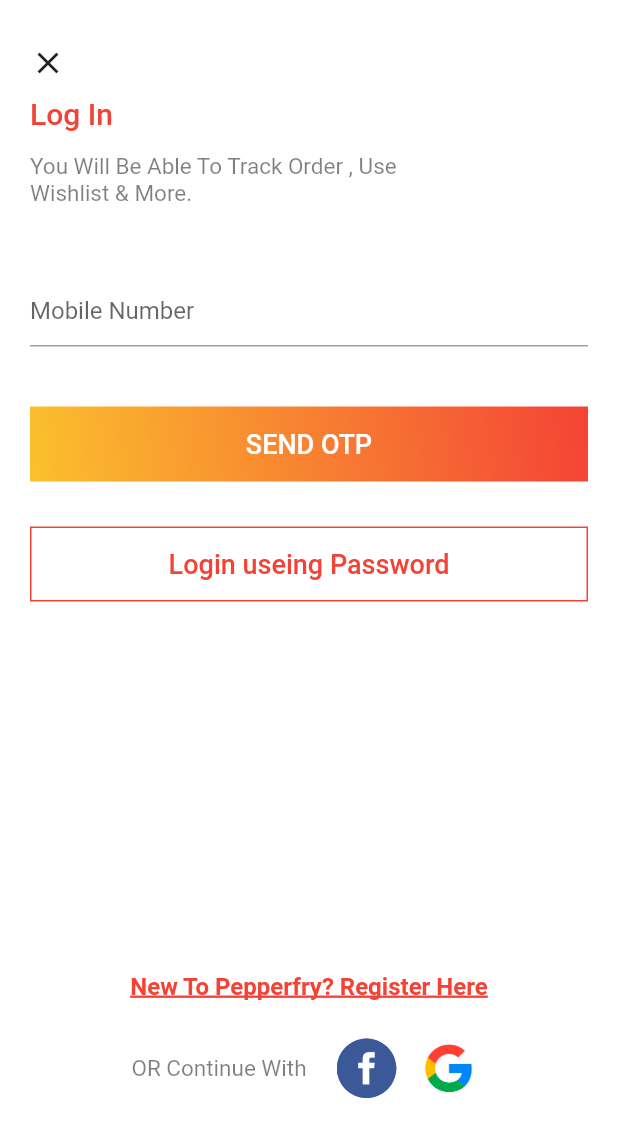
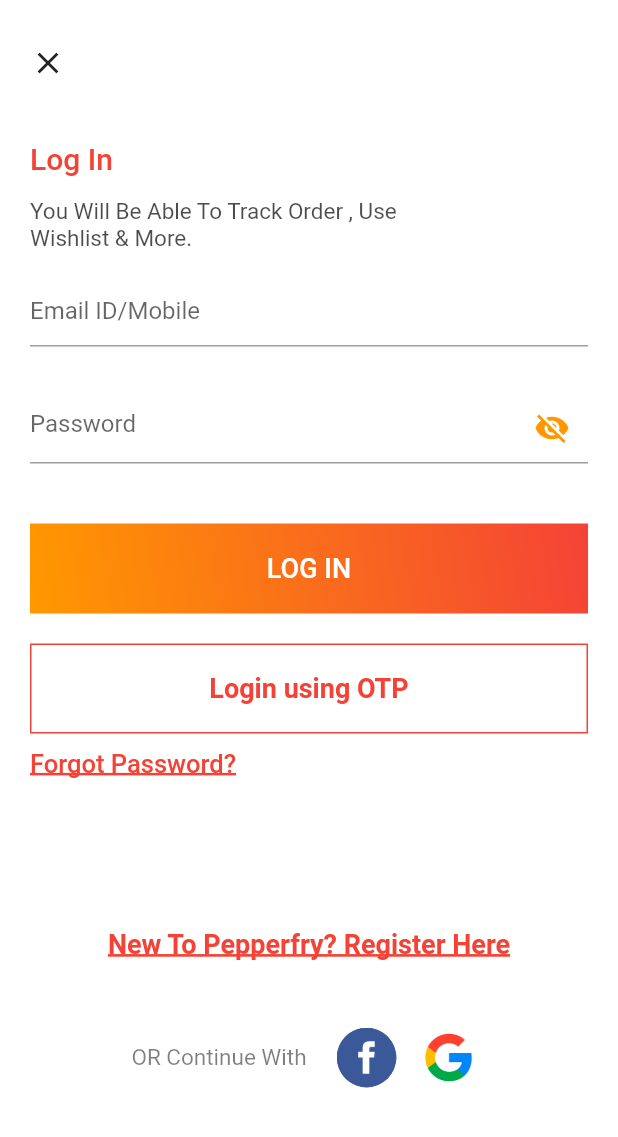
Before and after one commit to xaakib/pepperfry, a Flutter app: the screen it shows after launch, after a tap on "LOG IN", on a phone screen of 412 x 824 dp. Shown: the top 1137 px of the screen. Run offline on Flutter 3.47's test engine with Material 2 defaults, Android fonts, the phone set to English and light mode, and no system bars; network calls fail.

Commit message:
login ui done

```diff
--- a/lib/screens/login_screen.dart
+++ b/lib/screens/login_screen.dart
@@ -1,5 +1,6 @@
 import 'package:flutter/material.dart';
-import 'package:pepperfry/screens/register_screen.dart';
+
+import 'otp_moible_config.dart';
 
 class LoginScreen extends StatefulWidget {
   @override
@@ -7,33 +8,54 @@
 }
 
 class _LoginScreenState extends State<LoginScreen> {
+  bool _showPassword = false;
+
   @override
   Widget build(BuildContext context) {
-    return SafeArea(
-      child: Scaffold(
-        body: Container(
-          height: MediaQuery.of(context).size.height,
-          color: Colors.white,
-          child: Padding(
+    return Scaffold(
+    backgroundColor: Colors.white,
+      body: Padding(
         padding: const EdgeInsets.symmetric(horizontal: 20),
-            child: ListView(
+        child: SingleChildScrollView(
+          physics: BouncingScrollPhysics(),
+          child: Column(
+            crossAxisAlignment: CrossAxisAlignment.start,
             children: [
-                LoginTexts(),
+              OtpTexts(),
+              Column(
+                crossAxisAlignment: CrossAxisAlignment.start,
+                children: [
+                  TextFormField(
+                    decoration: InputDecoration(hintText: "Email ID/Mobile"),
+                  ),
                   SizedBox(height: 30),
                   TextFormField(
-                  decoration: InputDecoration(hintText: "Mobile Number"),
+                    decoration: InputDecoration(
+                        suffixIcon: GestureDetector(
+                          onTap: () {
+                            setState(() {
+                              _showPassword = !_showPassword;
+                            });
+                          },
+                          child: Icon(
+                            _showPassword
+                                ? Icons.visibility
+                                : Icons.visibility_off,
+                            color: Colors.orange,
+                          ),
+                        ),
+                        hintText: "Password"),
                   ),
                   SizedBox(height: 40),
                   InkWell(
-                  onTap: () => Navigator.push(
-                      context,
-                      MaterialPageRoute(
-                          builder: (context) => RegisterScreen())),
+                    // onTap: () => Navigator.push(
+                    //     context,
+                    //     MaterialPageRoute(
+                    //         builder: (context) => RegisterScreen())),
                     child: Container(
-                    height: 50,
-                    width: 170,
+                      height: 60,
                       child: Center(
-                        child: Text("SEND OTP",
+                          child: Text("LOG IN",
                               style: TextStyle(
                                   fontWeight: FontWeight.w500,
                                   color: Colors.white,
@@ -44,44 +66,54 @@
                         end: Alignment.bottomLeft,
                         colors: [
                           Colors.red,
-                        Colors.yellow[700],
+                          Colors.orange,
                         ],
                       )),
                     ),
                   ),
-                SizedBox(height: 30),
+                  SizedBox(height: 20),
                   InkWell(
-                  onTap: () => Navigator.push(context,
-                      MaterialPageRoute(builder: (context) => LoginScreen())),
+                    onTap: () => Navigator.push(
+                        context,
+                        MaterialPageRoute(
+                            builder: (context) => OtpMobileConfig())),
                     child: Container(
-                    height: 50,
-                    width: 170,
+                      height: 60,
                       decoration:
                           BoxDecoration(border: Border.all(color: Colors.red)),
                       child: Center(
                           child: Text(
-                      "Login useing Password",
+                        "Login using OTP",
                         style: TextStyle(
-                          fontWeight: FontWeight.w500,
+                            fontWeight: FontWeight.w700,
                             fontSize: 18,
                             color: Colors.red),
                       )),
                     ),
                   ),
-                SizedBox(height: MediaQuery.of(context).size.height * 0.3),
+                  SizedBox(
+                    height: 10,
+                  ),
+                  Text("Forgot Password?",
+                      style: TextStyle(
+                          decoration: TextDecoration.underline,
+                          decorationThickness: 2,
+                          color: Colors.red,
+                          fontSize: 17,
+                          fontWeight: FontWeight.w500)),
+                ],
+              ),
+              SizedBox(height: 100),
               Center(
                 child: Text("New To Pepperfry? Register Here",
                     style: TextStyle(
                         decoration: TextDecoration.underline,
                         decorationThickness: 2,
-
                         color: Colors.red,
-                          fontSize: 16,
+                        fontSize: 18,
                         fontWeight: FontWeight.w600)),
               ),
-                SizedBox(
-                  height: 20,
-                ),
+              SizedBox(height: 40),
               Row(
                 mainAxisAlignment: MainAxisAlignment.center,
                 children: [
@@ -98,8 +130,8 @@
                         shape: BoxShape.circle,
                         image: DecorationImage(
                             fit: BoxFit.cover,
-                              image: AssetImage(
-                                  "assets/Icons/facebook_icon.png"))),
+                            image:
+                                AssetImage("assets/Icons/facebook_icon.png"))),
                   ),
                   SizedBox(width: 10),
                   Container(
@@ -109,8 +141,7 @@
                         shape: BoxShape.circle,
                         image: DecorationImage(
                             fit: BoxFit.cover,
-                              image:
-                                  AssetImage("assets/Icons/google_icon.jpg"))),
+                            image: AssetImage("assets/Icons/google_icon.jpg"))),
                   ),
                 ],
               ),
@@ -118,39 +149,6 @@
           ),
         ),
       ),
-      ),
     );
   }
 }
-
-class LoginTexts extends StatelessWidget {
-  const LoginTexts({
-    Key key,
-  }) : super(key: key);
-
-  @override
-  Widget build(BuildContext context) {
-    return Column(
-      crossAxisAlignment: CrossAxisAlignment.start,
-      children: [
-        SizedBox(height: 30),
-        InkWell(onTap: () => Navigator.pop(context), child: Icon(Icons.close)),
-        SizedBox(height: 10),
-        Text(
-          "Log In",
-          style: TextStyle(
-              fontSize: 20, fontWeight: FontWeight.w500, color: Colors.red),
-        ),
-        SizedBox(height: 15),
-        Text(
-          "You Will Be Able To Track Order , Use\nWishlist & More.",
-          style: TextStyle(
-              fontSize: 15,
-              fontWeight: FontWeight.w400,
-              color: Colors.black.withOpacity(0.5)),
-        ),
-        SizedBox(height: 15),
-      ],
-    );
-  }
-}
--- a/lib/screens/main_screen.dart
+++ b/lib/screens/main_screen.dart
@@ -1,6 +1,8 @@
 import 'package:flutter/material.dart';
-import 'package:pepperfry/screens/login_screen.dart';
 import 'package:pepperfry/screens/register_screen.dart';
+
+import 'login_screen.dart';
+import 'otp_moible_config.dart';
 
 class MainScreen extends StatelessWidget {
   @override
@@ -98,12 +100,18 @@
               child: Row(
                 mainAxisAlignment: MainAxisAlignment.center,
                 children: [
-                  Text(
-                    "SKIP IT FOR NOW",
-                    style: TextStyle(
-                        fontSize: 18,
-                        color: Colors.black.withOpacity(0.5),
-                        fontWeight: FontWeight.w500),
+                  InkWell(
+                    onTap: () => Navigator.push(
+                        context,
+                        MaterialPageRoute(
+                            builder: (context) => OtpMobileConfig())),
+                    child: Text(
+                      "SKIP IT FOR NOW",
+                      style: TextStyle(
+                          fontSize: 18,
+                          color: Colors.black.withOpacity(0.5),
+                          fontWeight: FontWeight.w500),
+                    ),
                   ),
                   SizedBox(width: 2),
                   Icon(Icons.arrow_forward_ios_outlined,
--- a/lib/screens/register_screen.dart
+++ b/lib/screens/register_screen.dart
@@ -67,8 +67,7 @@
                             MaterialPageRoute(
                                 builder: (context) => RegisterScreen())),
                         child: Container(
-                          height: 50,
-                          width: 250,
+                          height: 60,
                           child: Center(
                               child: Text("REGISTER",
                                   style: TextStyle(
```
Also changed, not shown: lib/screens/otp_moible_config.dart (added, +155 -0 lines). Lines whose indentation alone changed are shown as unchanged.
